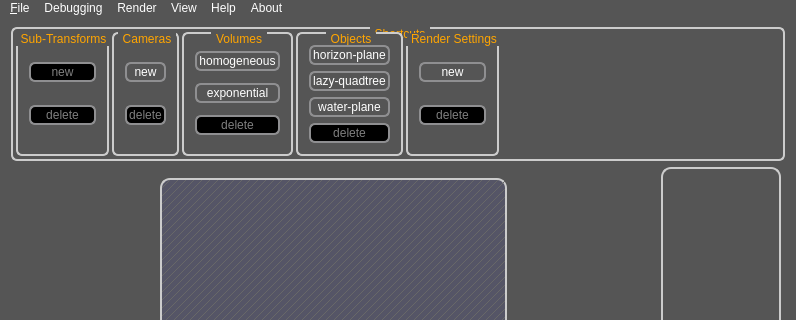
Old version of the form src/qt-frontend/SimplexGui/mainwindow.ui in the repository phresnel/picogen; both pictures show x 0 to 796 and y 0 to 320 of the 796 by 552 pixel window.
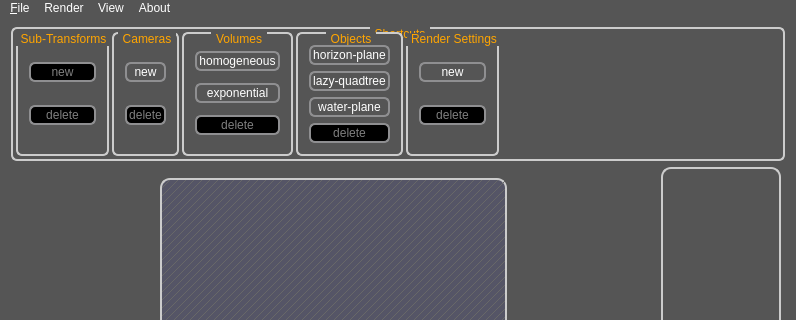
New version of the form. Icons and pictures are not drawn. Custom widgets are drawn as their Qt base class.

Commit message: refactor main menu a bit

Diff of the .ui file:
```diff
--- a/src/qt-frontend/SimplexGui/mainwindow.ui
+++ b/src/qt-frontend/SimplexGui/mainwindow.ui
@@ -732,12 +732,6 @@
      <height>16</height>
     </rect>
    </property>
-   <widget class="QMenu" name="menuDebugging">
-    <property name="title">
-     <string>Debugging</string>
-    </property>
-    <addaction name="actionShow_redshift_job_code"/>
-   </widget>
    <widget class="QMenu" name="menuRender">
     <property name="title">
      <string>Render</string>
@@ -766,12 +760,7 @@
     <addaction name="actionShow_Picohelp_Browser"/>
     <addaction name="actionMaximize"/>
     <addaction name="separator"/>
-   </widget>
-   <widget class="QMenu" name="menuHelp">
-    <property name="title">
-     <string>Help</string>
-    </property>
-    <addaction name="actionShow_Picohelp_Browser"/>
+    <addaction name="actionShow_PicoHelp"/>
    </widget>
    <widget class="QMenu" name="menuAbout">
     <property name="title">
@@ -780,10 +769,8 @@
     <addaction name="actionShow_compiler"/>
    </widget>
    <addaction name="menu_File"/>
-   <addaction name="menuDebugging"/>
    <addaction name="menuRender"/>
    <addaction name="menuView"/>
-   <addaction name="menuHelp"/>
    <addaction name="menuAbout"/>
   </widget>
   <action name="actionShow_redshift_job_code">
```
Left out of the diff: 22 changed lines with no effect on the pictures. The commit also changes 3 other files.
